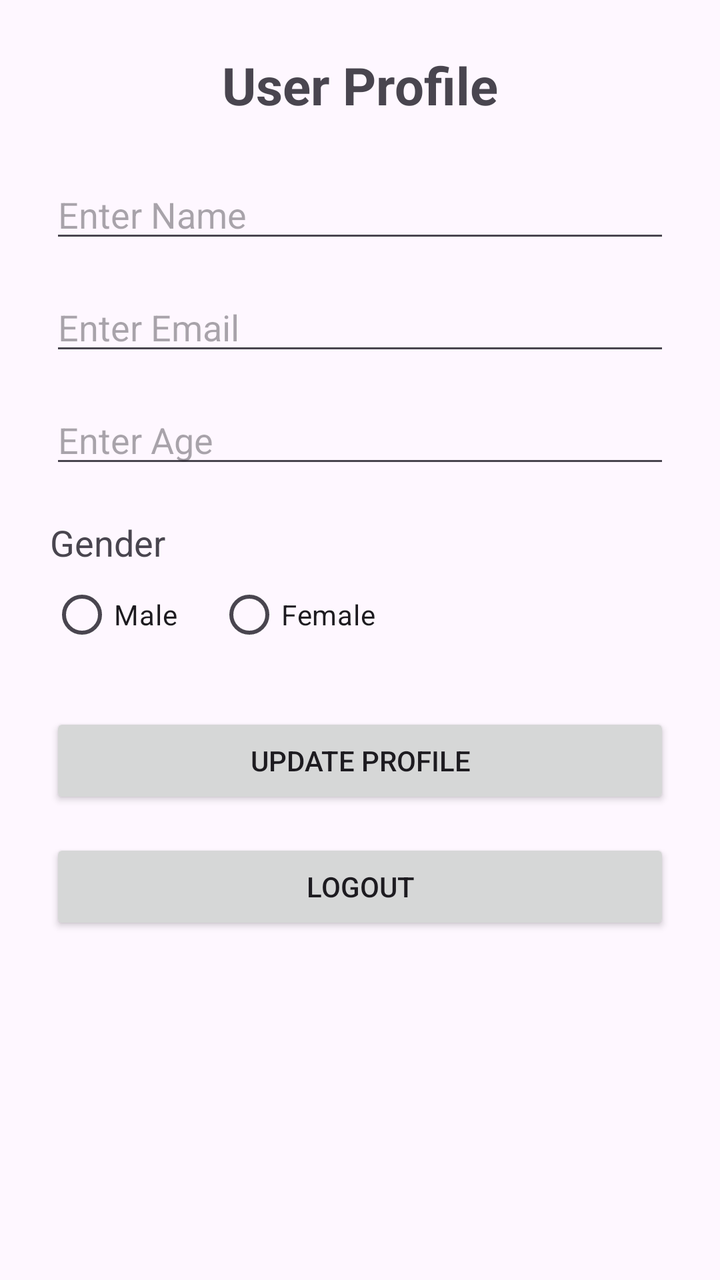
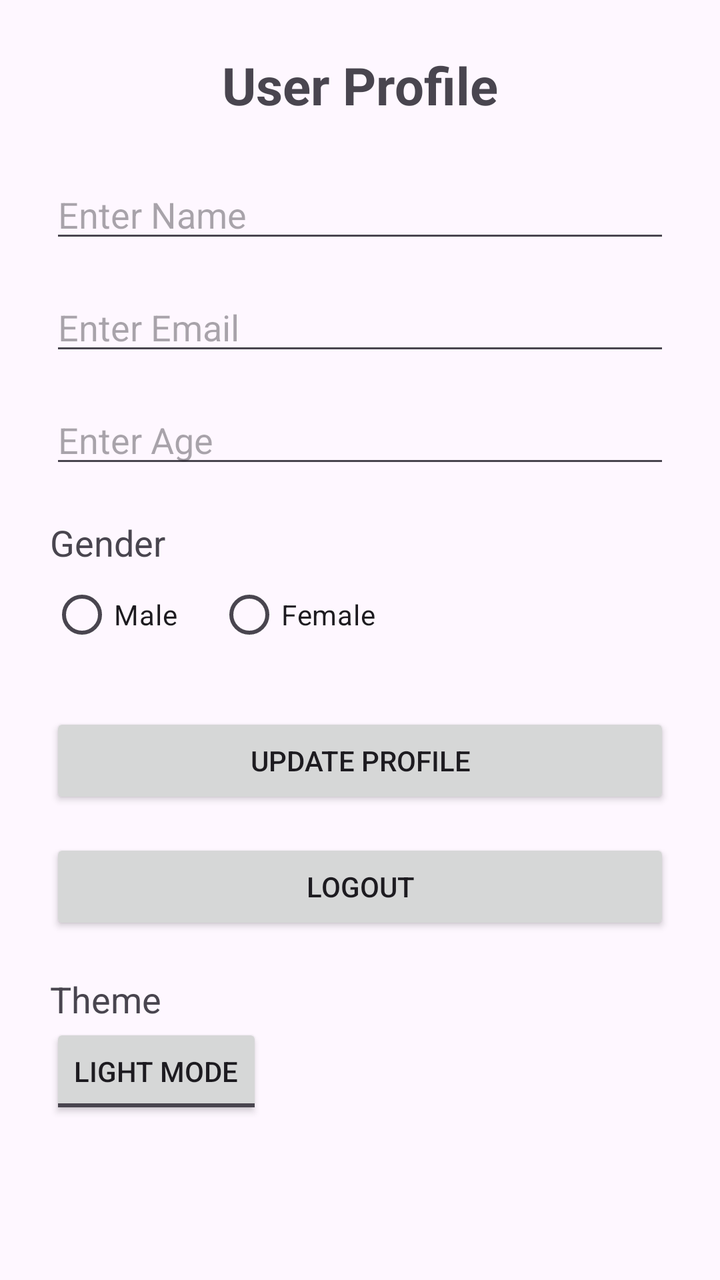

An Android layout rendered at two revisions. The XML below is the earlier revision; the diff shows what the commit changed to produce the second picture.
<!-- AndroidManifest.xml: application theme Theme.Practical1 -->
<!-- res/layout/fragment_profile.xml -->
<?xml version="1.0" encoding="utf-8"?>
<ScrollView xmlns:android="http://schemas.android.com/apk/res/android"
    android:layout_width="match_parent"
    android:layout_height="match_parent">

    <LinearLayout
        android:layout_width="match_parent"
        android:layout_height="wrap_content"
        android:orientation="vertical"
        android:padding="25dp">

        <TextView
            android:layout_width="wrap_content"
            android:layout_height="wrap_content"
            android:layout_gravity="center"
            android:layout_marginBottom="25dp"
            android:text="User Profile"
            android:textSize="26sp"
            android:textStyle="bold" />

        <EditText
            android:id="@+id/profileName"
            android:layout_width="match_parent"
            android:layout_height="wrap_content"
            android:hint="Enter Name" />

        <EditText
            android:id="@+id/profileEmail"
            android:layout_width="match_parent"
            android:layout_height="wrap_content"
            android:layout_marginTop="15dp"
            android:hint="Enter Email"
            android:inputType="textEmailAddress" />

        <EditText
            android:id="@+id/profileAge"
            android:layout_width="match_parent"
            android:layout_height="wrap_content"
            android:layout_marginTop="15dp"
            android:hint="Enter Age"
            android:inputType="number" />

        <TextView
            android:layout_width="wrap_content"
            android:layout_height="wrap_content"
            android:layout_marginTop="20dp"
            android:text="Gender"
            android:textSize="18sp" />

        <RadioGroup
            android:layout_width="match_parent"
            android:layout_height="wrap_content"
            android:orientation="horizontal">

            <RadioButton
                android:id="@+id/profileMale"
                android:layout_width="wrap_content"
                android:layout_height="wrap_content"
                android:text="Male" />

            <RadioButton
                android:id="@+id/profileFemale"
                android:layout_width="wrap_content"
                android:layout_height="wrap_content"
                android:layout_marginStart="20dp"
                android:text="Female" />

        </RadioGroup>

        <Button
            android:id="@+id/updateButton"
            android:layout_width="match_parent"
            android:layout_height="wrap_content"
            android:layout_marginTop="25dp"
            android:text="Update Profile" />


        <Button
            android:id="@+id/logoutButton"
            android:layout_width="match_parent"
            android:layout_height="wrap_content"
            android:layout_marginTop="15dp"
            android:text="Logout" />


    </LinearLayout>

</ScrollView>
<!-- resources referenced by this layout -->
<resources>
  <style name="Theme.Practical1" parent="Base.Theme.Practical1" />
  <style name="Base.Theme.Practical1" parent="Theme.Material3.DayNight.NoActionBar">
          
          
      </style>
</resources>

<!-- the commit's change to res/layout/fragment_profile.xml (unified diff, before → after) -->
@@ -82,6 +82,22 @@
             android:layout_marginTop="15dp"
             android:text="Logout" />
 
+        <TextView
+            android:text="Theme"
+            android:layout_width="wrap_content"
+            android:layout_height="wrap_content"
+            android:layout_marginTop="20dp"
+            android:textSize="18sp"
+            />
+
+        <ToggleButton
+            android:id="@+id/themeToggle"
+            android:layout_width="wrap_content"
+            android:layout_height="wrap_content"
+            android:checked="false"
+            android:textOff="Light Mode"
+            android:textOn="Dark Mode" />
+
 
     </LinearLayout>
 
